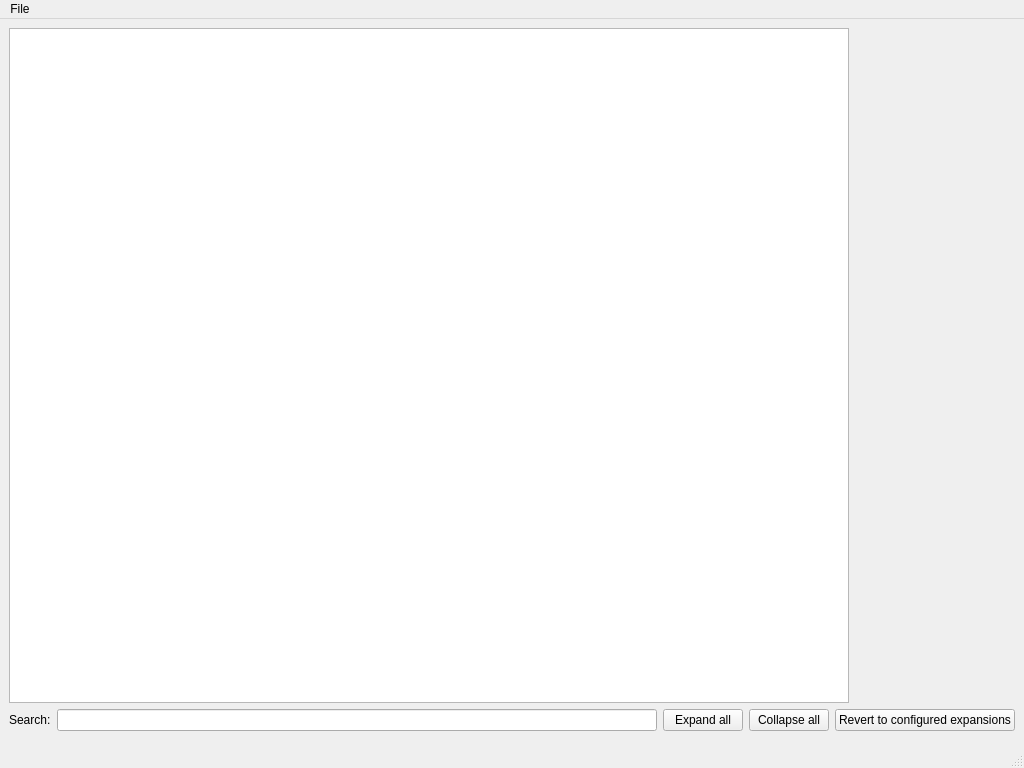
Before: the Qt Designer form qud_explorer_window.ui in TrashMonks/qud-wiki, drawn with Qt 5.
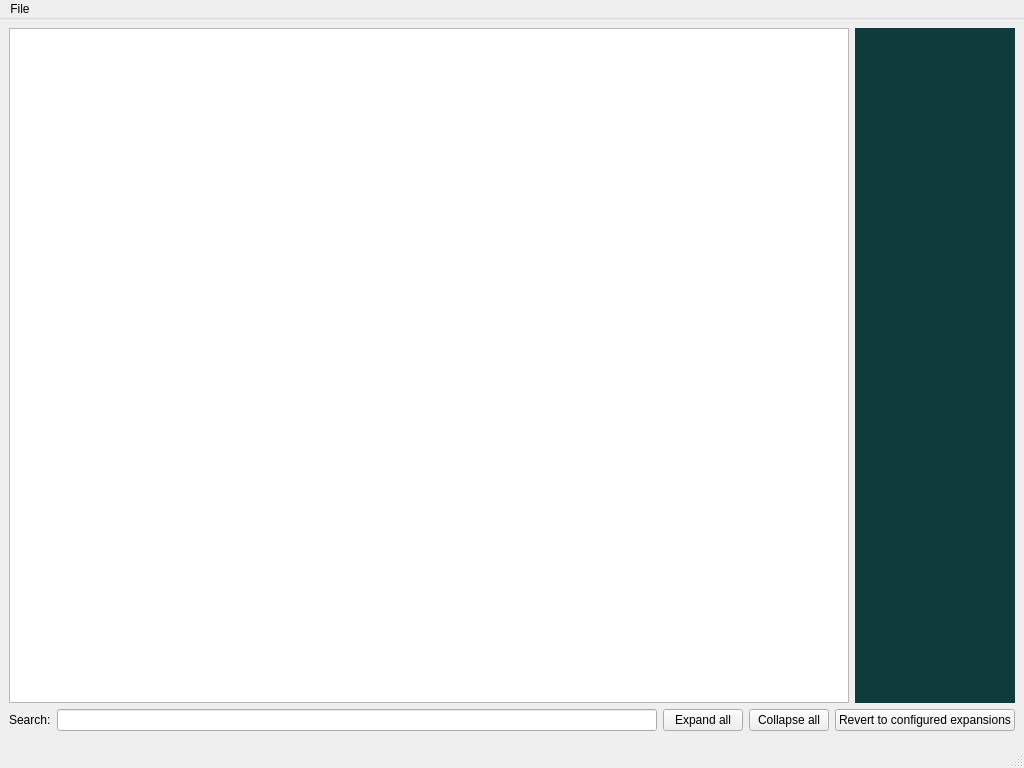
After: the same form once the commit is applied.

Commit message: Fix several tile bugs, render large tile on dark viridian

What changed in the file:
```diff
--- a/qud_explorer_window.ui
+++ b/qud_explorer_window.ui
@@ -30,6 +30,9 @@
             <height>240</height>
            </size>
           </property>
+          <property name="styleSheet">
+           <string notr="true">background-color: rgb(15, 59, 58);</string>
+          </property>
           <property name="text">
            <string/>
           </property>
```
The commit also changes 2 other files.
